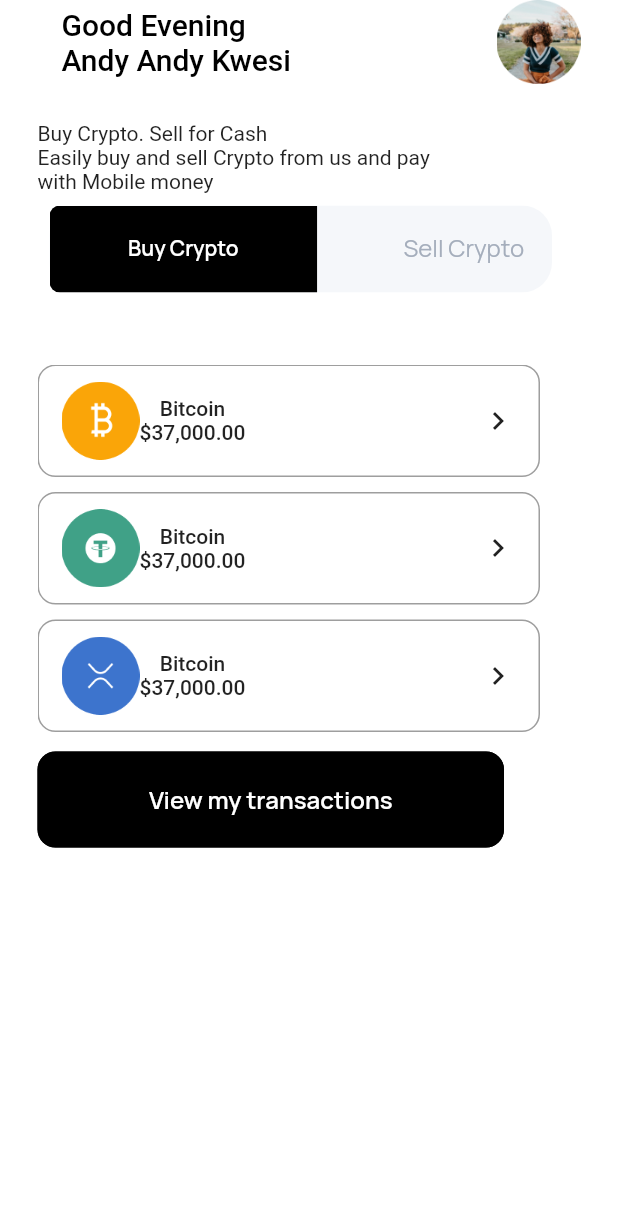
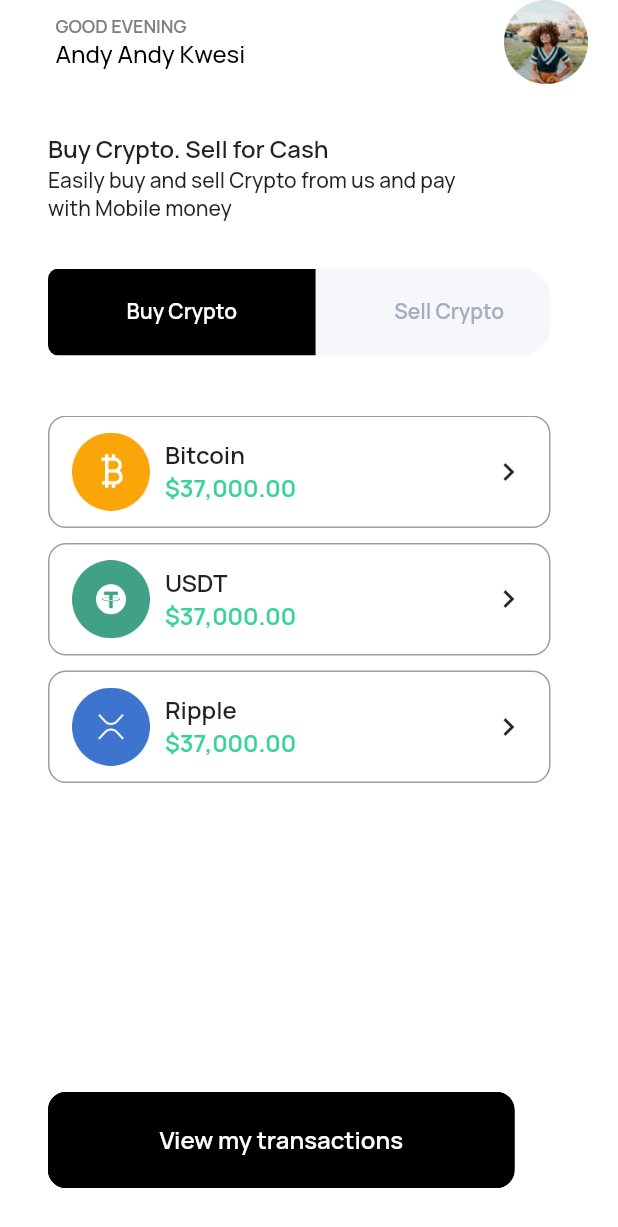
Before and after one commit to simplecoins/simplecoins_mobile_front, a Flutter app: the screen it shows after launch, on a phone screen of 412 x 824 dp. Shown: the top 1227 px of the screen. Run offline on Flutter 3.47's test engine with Material 2 defaults, Android fonts, the phone set to English and light mode, and no system bars.

Commit message:
home screen fonts initialised

```diff
--- a/lib/screens/home/home.dart
+++ b/lib/screens/home/home.dart
@@ -25,38 +25,61 @@
         centerTitle: false,
         backgroundColor: Colors.white,
         title: Padding(
-          padding: EdgeInsets.only(left: 25.0),
+          padding: EdgeInsets.only(left: 21.0),
           child: Column(
             crossAxisAlignment: CrossAxisAlignment.start,
             children: <Widget>[
               Text(
-                'Good Evening',
-                style: TextStyle(color: Colors.black),
+                'GOOD EVENING',
+                style: TextStyle(
+                  fontFamily: 'Manrope',
+                  fontWeight: FontWeight.w600,
+                  fontSize: 12,
+                  color: Color(0xFF808080)
+                ),
               ),
               Text(
                 'Andy Andy Kwesi',
-                style: TextStyle(color: Colors.black),
+                style: TextStyle(
+                  color: Colors.black,
+                  fontFamily: 'Manrope',
+                  fontWeight: FontWeight.w500,
+                  fontSize: 16,
+                ),
               )
             ],
           ),
         ),
         actions: <Widget>[
           Padding(
-            padding: EdgeInsets.only(right: 25.0),
+            padding: EdgeInsets.only(right: 20.0),
             child: Image.asset('assets/Homescreen/Ellipse 14.png'),
           )
         ],
       ),
       body: Padding(
-        padding: EdgeInsets.all(25.0),
+        padding: EdgeInsets.all(32.0),
         child: Column(
           crossAxisAlignment: CrossAxisAlignment.start,
           children: <Widget>[
-            Text('Buy Crypto. Sell for Cash'),
             Text(
-                'Easily buy and sell Crypto from us and pay\nwith Mobile money'),
+              'Buy Crypto. Sell for Cash',
+              style: TextStyle(
+                fontFamily: 'Manrope',
+                fontWeight: FontWeight.w600,
+                fontSize: 16
+              ),
+            ),
+            Text(
+              'Easily buy and sell Crypto from us and pay\nwith Mobile money',
+              style: TextStyle(
+                fontFamily: 'Manrope',
+                fontWeight: FontWeight.w500,
+                fontSize: 14
+              ),
+            ),
             Padding(
-              padding: EdgeInsets.all(8.0),
+              padding: EdgeInsets.only(top: 31.0),
               child: ClipRRect(
                 borderRadius: BorderRadius.all(Radius.circular(7)),
                 child: Container(
@@ -87,8 +110,26 @@
                         fontFamily: 'Manrope',
                         fontWeight: FontWeight.w400),
                     tabs: [
-                      Tab(child: Text('             Buy Crypto             ')),
-                      Tab(child: Text('             Sell Crypto             ')),
+                      Tab(
+                        child: Text(
+                          '             Buy Crypto             ',
+                          style: TextStyle(
+                            fontFamily: 'Manrope',
+                            fontWeight: FontWeight.w600,
+                            fontSize: 14
+                          ),
+                        )
+                      ),
+                      Tab(
+                        child: Text(
+                          '             Sell Crypto             ',
+                          style: TextStyle(
+                            fontFamily: 'Manrope',
+                            fontWeight: FontWeight.w600,
+                            fontSize: 14
+                          ),
+                        )
+                      ),
                     ],
                   ),
                 ),
@@ -116,7 +157,7 @@
                         ),
                         CryptoCard(
                           imgPath: 'assets/Homescreen/USDT.png',
-                          cryptoName: 'Bitcoin',
+                          cryptoName: 'USDT',
                           press: () {},
                         ),
                         SizedBox(
@@ -124,7 +165,7 @@
                         ),
                         CryptoCard(
                           imgPath: 'assets/Homescreen/Ripple.png',
-                          cryptoName: 'Bitcoin',
+                          cryptoName: 'Ripple',
                           press: () {},
                         ),
                       ],
@@ -143,7 +184,7 @@
                         ),
                         CryptoCard(
                           imgPath: 'assets/Homescreen/USDT.png',
-                          cryptoName: 'Bitcoin',
+                          cryptoName: 'USDT',
                           press: () {},
                         ),
                         SizedBox(
@@ -151,7 +192,7 @@
                         ),
                         CryptoCard(
                           imgPath: 'assets/Homescreen/Ripple.png',
-                          cryptoName: 'Bitcoin',
+                          cryptoName: 'Ripple',
                           press: () {},
                         ),
                       ],
@@ -160,6 +201,7 @@
                 ],
               ),
             ),
+            Spacer(),
             Stack(
               children: <Widget>[
                 Padding(
@@ -210,11 +252,30 @@
               imgPath,
               width: 52,
             ),
+            SizedBox(
+              width: 10.0,
+            ),
             Column(
               mainAxisAlignment: MainAxisAlignment.center,
+              crossAxisAlignment: CrossAxisAlignment.start,
               children: <Widget>[
-                Text(cryptoName),
-                Text('\$37,000.00'),
+                Text(
+                  cryptoName,
+                  style: TextStyle(
+                    fontFamily: 'Manrope',
+                    fontWeight: FontWeight.w600,
+                    fontSize: 16
+                  ),
+                ),
+                Text(
+                  '\$37,000.00',
+                  style: TextStyle(
+                    fontFamily: 'Manrope',
+                    fontWeight: FontWeight.w600,
+                    fontSize: 16,
+                    color: Color(0xFF37D39B)
+                  ),
+                ),
               ],
             ),
             Spacer(),
```
Also changed, not shown: 220 other files.
